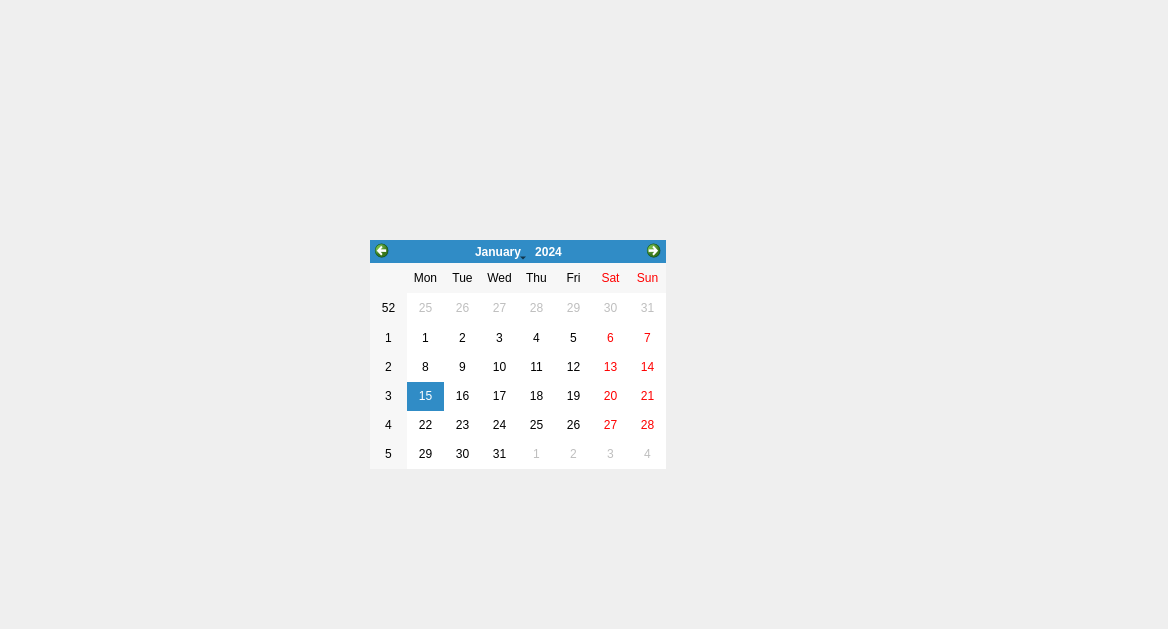
Above: dashboard/dashboard.ui from stras007/SCADA before the change. Below: the same form after it.
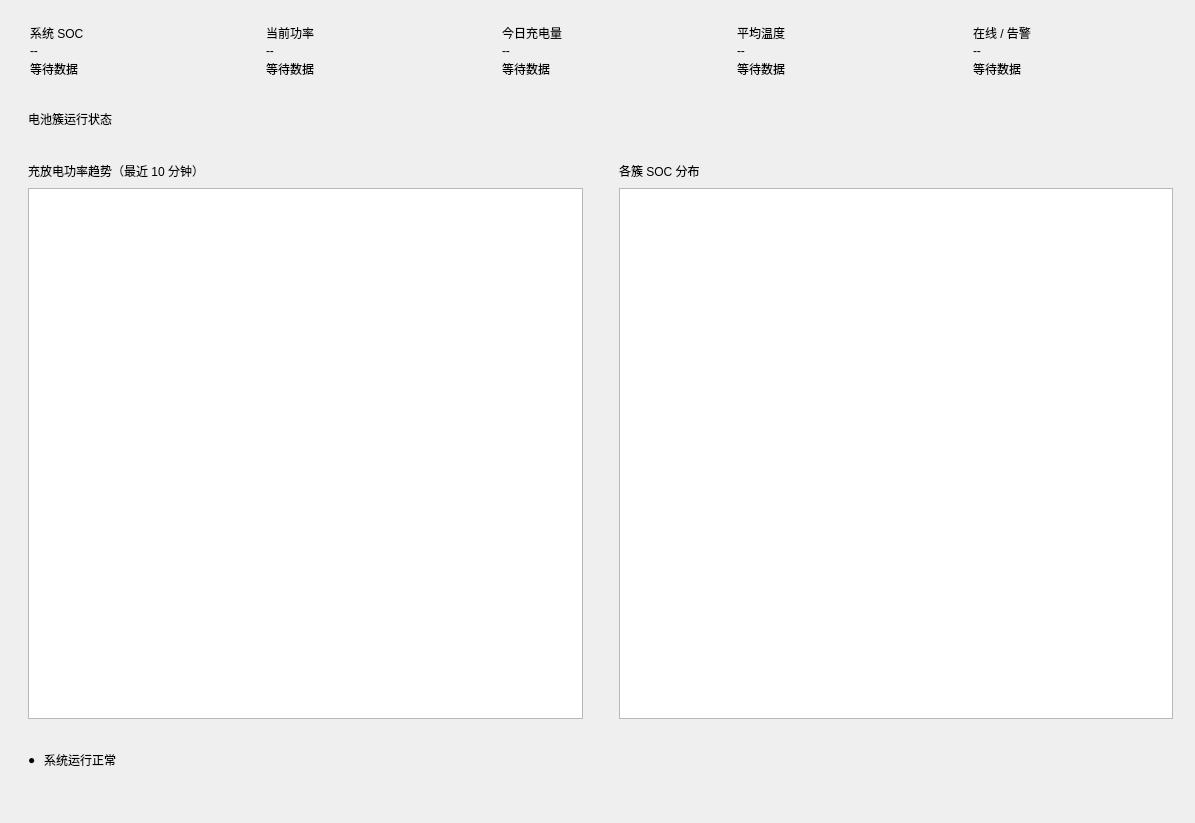
That is the form after the change. Custom widgets are drawn as their Qt base class.

Commit message: 添加数据看板界面

What changed in the file:
```diff
--- a/dashboard/dashboard.ui
+++ b/dashboard/dashboard.ui
@@ -6,24 +6,541 @@
    <rect>
     <x>0</x>
     <y>0</y>
-    <width>1168</width>
-    <height>629</height>
+    <width>1195</width>
+    <height>823</height>
    </rect>
   </property>
   <property name="windowTitle">
    <string>Form</string>
   </property>
-  <widget class="QCalendarWidget" name="calendarWidget">
+  <widget class="QScrollArea" name="scroll">
    <property name="geometry">
     <rect>
-     <x>370</x>
-     <y>240</y>
-     <width>296</width>
-     <height>229</height>
+     <x>0</x>
+     <y>0</y>
+     <width>1201</width>
+     <height>791</height>
     </rect>
    </property>
+   <property name="frameShape">
+    <enum>QFrame::Shape::NoFrame</enum>
+   </property>
+   <property name="widgetResizable">
+    <bool>true</bool>
+   </property>
+   <widget class="QWidget" name="scrollContent">
+    <property name="geometry">
+     <rect>
+      <x>0</x>
+      <y>0</y>
+      <width>1201</width>
+      <height>791</height>
+     </rect>
+    </property>
+    <layout class="QVBoxLayout" name="layPage">
+     <property name="spacing">
+      <number>12</number>
+     </property>
+     <property name="leftMargin">
+      <number>16</number>
+     </property>
+     <property name="topMargin">
+      <number>14</number>
+     </property>
+     <property name="rightMargin">
+      <number>16</number>
+     </property>
+     <property name="bottomMargin">
+      <number>14</number>
+     </property>
+     <item>
+      <layout class="QHBoxLayout" name="kpiRow" stretch="1,1,1,1,1">
+       <property name="spacing">
+        <number>10</number>
+       </property>
+       <item>
+        <widget class="QFrame" name="kpiCard0">
+         <property name="class" stdset="0">
+          <string>kpiCard</string>
+         </property>
+         <layout class="QVBoxLayout" name="layKpi0">
+          <property name="spacing">
+           <number>2</number>
+          </property>
+          <property name="leftMargin">
+           <number>14</number>
+          </property>
+          <property name="topMargin">
+           <number>10</number>
+          </property>
+          <property name="rightMargin">
+           <number>14</number>
+          </property>
+          <property name="bottomMargin">
+           <number>10</number>
+          </property>
+          <item>
+           <widget class="QLabel" name="lblKpiTitle0">
+            <property name="text">
+             <string>系统 SOC</string>
+            </property>
+            <property name="class" stdset="0">
+             <string>kpiTitle</string>
+            </property>
+           </widget>
+          </item>
+          <item>
+           <widget class="QLabel" name="lblKpiValue0">
+            <property name="text">
+             <string>--</string>
+            </property>
+            <property name="class" stdset="0">
+             <string>kpiValue</string>
+            </property>
+           </widget>
+          </item>
+          <item>
+           <widget class="QLabel" name="lblKpiSub0">
+            <property name="text">
+             <string>等待数据</string>
+            </property>
+            <property name="class" stdset="0">
+             <string>kpiSub</string>
+            </property>
+           </widget>
+          </item>
+         </layout>
+        </widget>
+       </item>
+       <item>
+        <widget class="QFrame" name="kpiCard1">
+         <property name="class" stdset="0">
+          <string>kpiCard</string>
+         </property>
+         <layout class="QVBoxLayout" name="layKpi1">
+          <property name="spacing">
+           <number>2</number>
+          </property>
+          <property name="leftMargin">
+           <number>14</number>
+          </property>
+          <property name="topMargin">
+           <number>10</number>
+          </property>
+          <property name="rightMargin">
+           <number>14</number>
+          </property>
+          <property name="bottomMargin">
+           <number>10</number>
+          </property>
+          <item>
+           <widget class="QLabel" name="lblKpiTitle1">
+            <property name="text">
+             <string>当前功率</string>
+            </property>
+            <property name="class" stdset="0">
+             <string>kpiTitle</string>
+            </property>
+           </widget>
+          </item>
+          <item>
+           <widget class="QLabel" name="lblKpiValue1">
+            <property name="text">
+             <string>--</string>
+            </property>
+            <property name="class" stdset="0">
+             <string>kpiValue</string>
+            </property>
+           </widget>
+          </item>
+          <item>
+           <widget class="QLabel" name="lblKpiSub1">
+            <property name="text">
+             <string>等待数据</string>
+            </property>
+            <property name="class" stdset="0">
+             <string>kpiSub</string>
+            </property>
+           </widget>
+          </item>
+         </layout>
+        </widget>
+       </item>
+       <item>
+        <widget class="QFrame" name="kpiCard2">
+         <property name="class" stdset="0">
+          <string>kpiCard</string>
+         </property>
+         <layout class="QVBoxLayout" name="layKpi2">
+          <property name="spacing">
+           <number>2</number>
+          </property>
+          <property name="leftMargin">
+           <number>14</number>
+          </property>
+          <property name="topMargin">
+           <number>10</number>
+          </property>
+          <property name="rightMargin">
+           <number>14</number>
+          </property>
+          <property name="bottomMargin">
+           <number>10</number>
+          </property>
+          <item>
+           <widget class="QLabel" name="lblKpiTitle2">
+            <property name="text">
+             <string>今日充电量</string>
+            </property>
+            <property name="class" stdset="0">
+             <string>kpiTitle</string>
+            </property>
+           </widget>
+          </item>
+          <item>
+           <widget class="QLabel" name="lblKpiValue2">
+            <property name="text">
+             <string>--</string>
+            </property>
+            <property name="class" stdset="0">
+             <string>kpiValue</string>
+            </property>
+           </widget>
+          </item>
+          <item>
+           <widget class="QLabel" name="lblKpiSub2">
+            <property name="text">
+             <string>等待数据</string>
+            </property>
+            <property name="class" stdset="0">
+             <string>kpiSub</string>
+            </property>
+           </widget>
+          </item>
+         </layout>
+        </widget>
+       </item>
+       <item>
+        <widget class="QFrame" name="kpiCard3">
+         <property name="class" stdset="0">
+          <string>kpiCard</string>
+         </property>
+         <layout class="QVBoxLayout" name="layKpi3">
+          <property name="spacing">
+           <number>2</number>
+          </property>
+          <property name="leftMargin">
+           <number>14</number>
+          </property>
+          <property name="topMargin">
+           <number>10</number>
+          </property>
+          <property name="rightMargin">
+           <number>14</number>
+          </property>
+          <property name="bottomMargin">
+           <number>10</number>
+          </property>
+          <item>
+           <widget class="QLabel" name="lblKpiTitle3">
+            <property name="text">
+             <string>平均温度</string>
+            </property>
+            <property name="class" stdset="0">
+             <string>kpiTitle</string>
+            </property>
+           </widget>
+          </item>
+          <item>
+           <widget class="QLabel" name="lblKpiValue3">
+            <property name="text">
+             <string>--</string>
+            </property>
+            <property name="class" stdset="0">
+             <string>kpiValue</string>
+            </property>
+           </widget>
+          </item>
+          <item>
+           <widget class="QLabel" name="lblKpiSub3">
+            <property name="text">
+             <string>等待数据</string>
+            </property>
+            <property name="class" stdset="0">
+             <string>kpiSub</string>
+            </property>
+           </widget>
+          </item>
+         </layout>
+        </widget>
+       </item>
+       <item>
+        <widget class="QFrame" name="kpiCard4">
+         <property name="class" stdset="0">
+          <string>kpiCard</string>
+         </property>
+         <layout class="QVBoxLayout" name="layKpi4">
+          <property name="spacing">
+           <number>2</number>
+          </property>
+          <property name="leftMargin">
+           <number>14</number>
+          </property>
+          <property name="topMargin">
+           <number>10</number>
+          </property>
+          <property name="rightMargin">
+           <number>14</number>
+          </property>
+          <property name="bottomMargin">
+           <number>10</number>
+          </property>
+          <item>
+           <widget class="QLabel" name="lblKpiTitle4">
+            <property name="text">
+             <string>在线 / 告警</string>
+            </property>
+            <property name="class" stdset="0">
+             <string>kpiTitle</string>
+            </property>
+           </widget>
+          </item>
+          <item>
+           <widget class="QLabel" name="lblKpiValue4">
+            <property name="text">
+             <string>--</string>
+            </property>
+            <property name="class" stdset="0">
+             <string>kpiValue</string>
+            </property>
+           </widget>
+          </item>
+          <item>
+           <widget class="QLabel" name="lblKpiSub4">
+            <property name="text">
+             <string>等待数据</string>
+            </property>
+            <property name="class" stdset="0">
+             <string>kpiSub</string>
+            </property>
+           </widget>
+          </item>
+         </layout>
+        </widget>
+       </item>
+      </layout>
+     </item>
+     <item>
+      <layout class="QHBoxLayout" name="midRow">
+       <property name="spacing">
+        <number>12</number>
+       </property>
+       <item>
+        <widget class="QFrame" name="panelClusterWall">
+         <property name="class" stdset="0">
+          <string>panel</string>
+         </property>
+         <layout class="QVBoxLayout" name="layWall">
+          <property name="spacing">
+           <number>10</number>
+          </property>
+          <property name="leftMargin">
+           <number>12</number>
+          </property>
+          <property name="topMargin">
+           <number>10</number>
+          </property>
+          <property name="rightMargin">
+           <number>12</number>
+          </property>
+          <property name="bottomMargin">
+           <number>12</number>
+          </property>
+          <item>
+           <widget class="QLabel" name="lblWallTitle">
+            <property name="text">
+             <string>电池簇运行状态</string>
+            </property>
+            <property name="class" stdset="0">
+             <string>panelTitle</string>
+            </property>
+           </widget>
+          </item>
+          <item>
+           <layout class="QGridLayout" name="wallGrid">
+            <property name="spacing">
+             <number>10</number>
+            </property>
+           </layout>
+          </item>
+         </layout>
+        </widget>
+       </item>
+      </layout>
+     </item>
+     <item>
+      <layout class="QHBoxLayout" name="chartRow">
+       <property name="spacing">
+        <number>12</number>
+       </property>
+       <item>
+        <widget class="QFrame" name="panelTrend">
+         <property name="class" stdset="0">
+          <string>panel</string>
+         </property>
+         <layout class="QVBoxLayout" name="layTrend">
+          <property name="spacing">
+           <number>8</number>
+          </property>
+          <property name="leftMargin">
+           <number>12</number>
+          </property>
+          <property name="topMargin">
+           <number>10</number>
+          </property>
+          <property name="rightMargin">
+           <number>12</number>
+          </property>
+          <property name="bottomMargin">
+           <number>12</number>
+          </property>
+          <item>
+           <widget class="QLabel" name="lblTrendTitle">
+            <property name="text">
+             <string>充放电功率趋势（最近 10 分钟）</string>
+            </property>
+            <property name="class" stdset="0">
+             <string>panelTitle</string>
+            </property>
+           </widget>
+          </item>
+          <item>
+           <widget class="QChartView" name="trendView">
+            <property name="minimumSize">
+             <size>
+              <width>0</width>
+              <height>230</height>
+             </size>
+            </property>
+            <property name="renderHints">
+             <set>QPainter::RenderHint::Antialiasing</set>
+            </property>
+           </widget>
+          </item>
+         </layout>
+        </widget>
+       </item>
+       <item>
+        <widget class="QFrame" name="panelSoc">
+         <property name="class" stdset="0">
+          <string>panel</string>
+         </property>
+         <layout class="QVBoxLayout" name="laySoc">
+          <property name="spacing">
+           <number>8</number>
+          </property>
+          <property name="leftMargin">
+           <number>12</number>
+          </property>
+          <property name="topMargin">
+           <number>10</number>
+          </property>
+          <property name="rightMargin">
+           <number>12</number>
+          </property>
+          <property name="bottomMargin">
+           <number>12</number>
+          </property>
+          <item>
+           <widget class="QLabel" name="lblSocTitle">
+            <property name="text">
+             <string>各簇 SOC 分布</string>
+            </property>
+            <property name="class" stdset="0">
+             <string>panelTitle</string>
+            </property>
+           </widget>
+          </item>
+          <item>
+           <widget class="QChartView" name="socView">
+            <property name="minimumSize">
+             <size>
+              <width>0</width>
+              <height>230</height>
+             </size>
+            </property>
+            <property name="renderHints">
+             <set>QPainter::RenderHint::Antialiasing</set>
+            </property>
+           </widget>
+          </item>
+         </layout>
+        </widget>
+       </item>
+      </layout>
+     </item>
+     <item>
+      <widget class="QFrame" name="alarmBar">
+       <property name="class" stdset="0">
+        <string>panel</string>
+       </property>
+       <layout class="QHBoxLayout" name="layAlarm">
+        <property name="spacing">
+         <number>8</number>
+        </property>
+        <property name="leftMargin">
+         <number>12</number>
+        </property>
+        <property name="topMargin">
+         <number>8</number>
+        </property>
+        <property name="rightMargin">
+         <number>12</number>
+        </property>
+        <property name="bottomMargin">
+         <number>8</number>
+        </property>
+        <item>
+         <widget class="QLabel" name="lblAlarmDot">
+          <property name="text">
+           <string>●</string>
+          </property>
+         </widget>
+        </item>
+        <item>
+         <widget class="QLabel" name="lblAlarmText">
+          <property name="text">
+           <string>系统运行正常</string>
+          </property>
+         </widget>
+        </item>
+        <item>
+         <spacer name="spAlarm">
+          <property name="orientation">
+           <enum>Qt::Orientation::Horizontal</enum>
+          </property>
+          <property name="sizeHint" stdset="0">
+           <size>
+            <width>40</width>
+            <height>10</height>
+           </size>
+          </property>
+         </spacer>
+        </item>
+       </layout>
+      </widget>
+     </item>
+    </layout>
+   </widget>
   </widget>
  </widget>
+ <customwidgets>
+  <customwidget>
+   <class>QChartView</class>
+   <extends>QGraphicsView</extends>
+   <header>qchartview.h</header>
+  </customwidget>
+ </customwidgets>
  <resources/>
  <connections/>
 </ui>
```
The commit also changes 9 other files.
